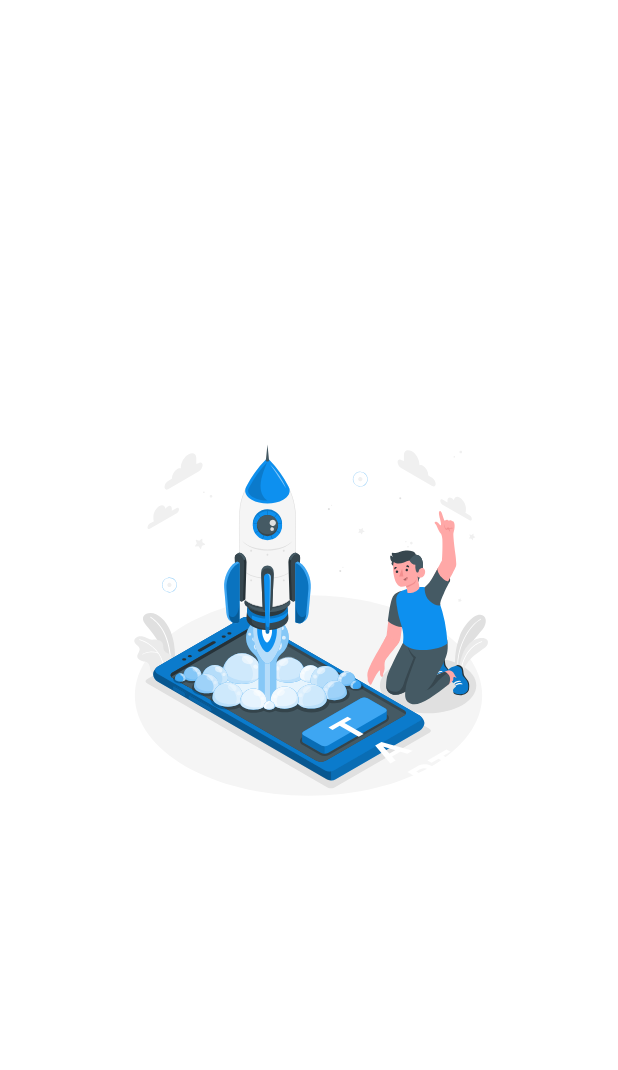
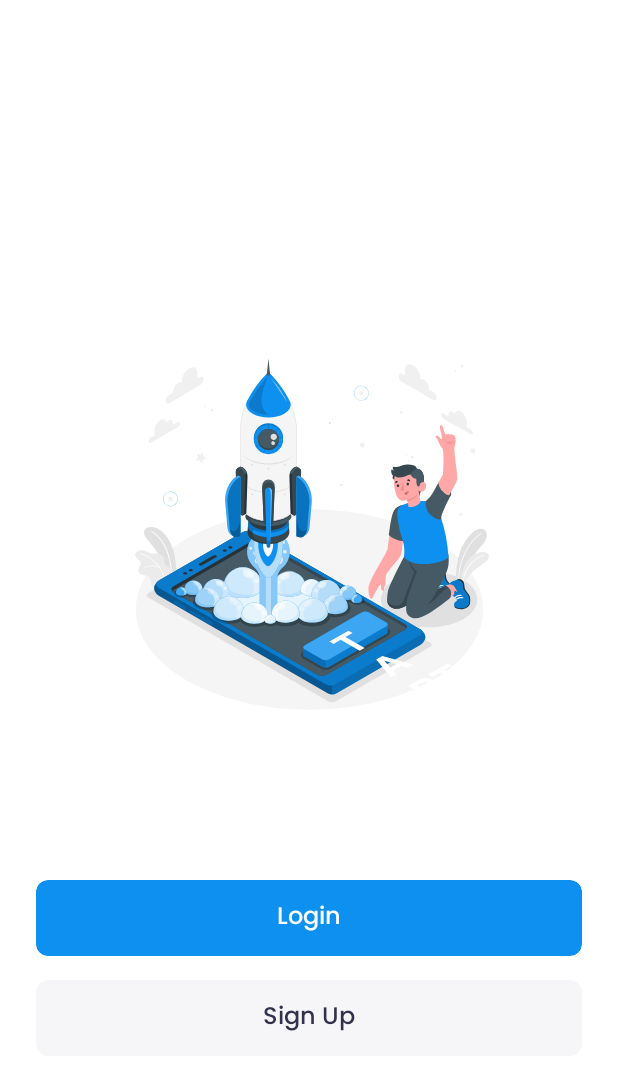
Before and after one commit to mustafo898/baqlajon, an Android app: the fragment AuthFragment shown on its own in the app's theme, on a phone screen of 412 x 824 dp. Shown: the top 1070 px of the screen. Run offline under Robolectric (Android 15) with nearby library versions, the phone set to English and light mode, and no system bars; our stand-ins replace data binding.

Commit message:
login sign in screen ...

```diff
--- a/app/src/main/java/uz/rounded/baqlajon/presentation/ui/start/auth/AuthFragment.kt
+++ b/app/src/main/java/uz/rounded/baqlajon/presentation/ui/start/auth/AuthFragment.kt
@@ -6,6 +6,7 @@ import android.view.LayoutInflater
 import android.view.View
 import android.view.ViewGroup
 import uz.rounded.baqlajon.R
+import uz.rounded.baqlajon.core.extensions.navigate
 import uz.rounded.baqlajon.databinding.FragmentAuthBinding
 import uz.roundedllc.tmkeld.presentation.BaseFragment
 
@@ -17,7 +18,14 @@ class AuthFragment : BaseFragment<FragmentAuthBinding>() {
     ): FragmentAuthBinding = FragmentAuthBinding.inflate(inflater)
 
     override fun created(view: View, savedInstanceState: Bundle?) {
-
+        binding.apply {
+            login.cardView.setOnClickListener {
+                navigate(R.id.action_authFragment_to_loginFragment)
+            }
+            signUp.cardView.setOnClickListener {
+                navigate(R.id.action_authFragment_to_registrationFragment)
+            }
+        }
     }
 
 }
--- a/app/src/main/res/layout/fragment_auth.xml
+++ b/app/src/main/res/layout/fragment_auth.xml
@@ -1,15 +1,41 @@
 <?xml version="1.0" encoding="utf-8"?>
-<LinearLayout xmlns:android="http://schemas.android.com/apk/res/android"
-    xmlns:tools="http://schemas.android.com/tools"
+<layout xmlns:android="http://schemas.android.com/apk/res/android"
+    xmlns:app="http://schemas.android.com/apk/res-auto"
+    xmlns:tools="http://schemas.android.com/tools">
+
+    <androidx.constraintlayout.widget.ConstraintLayout
         android:layout_width="match_parent"
         android:layout_height="match_parent"
         android:background="@color/white"
-    android:gravity="center"
-    android:orientation="vertical"
+        android:paddingHorizontal="24dp"
         tools:context=".presentation.ui.start.auth.AuthFragment">
 
         <ImageView
+            app:layout_constraintVertical_bias="0.4"
             android:layout_width="wrap_content"
             android:layout_height="wrap_content"
-        android:src="@drawable/login_sign" />
-</LinearLayout>
+            android:src="@drawable/login_sign"
+            app:layout_constraintBottom_toBottomOf="parent"
+            app:layout_constraintEnd_toEndOf="parent"
+            app:layout_constraintStart_toStartOf="parent"
+            app:layout_constraintTop_toTopOf="parent" />
+
+        <include
+            android:id="@+id/login"
+            layout="@layout/main_card"
+            android:layout_width="match_parent"
+            android:layout_height="wrap_content"
+            android:layout_marginBottom="16dp"
+            app:layout_constraintBottom_toTopOf="@id/sign_up"
+            app:name="@{@string/login}" />
+
+        <include
+            android:id="@+id/sign_up"
+            layout="@layout/grey_card"
+            android:layout_width="match_parent"
+            android:layout_height="wrap_content"
+            android:layout_marginBottom="120dp"
+            app:layout_constraintBottom_toBottomOf="parent"
+            app:name="@{@string/sign_up}" />
+    </androidx.constraintlayout.widget.ConstraintLayout>
+</layout>
--- /dev/null
+++ b/app/src/main/res/layout/grey_card.xml
@@ -0,0 +1,37 @@
+<?xml version="1.0" encoding="utf-8"?>
+<layout xmlns:android="http://schemas.android.com/apk/res/android"
+    xmlns:app="http://schemas.android.com/apk/res-auto">
+
+    <data>
+
+        <variable
+            name="name"
+            type="String" />
+    </data>
+
+    <com.google.android.material.card.MaterialCardView
+        android:id="@+id/cardView"
+        android:layout_width="match_parent"
+        android:layout_height="wrap_content"
+        app:cardBackgroundColor="@color/grey7"
+        app:cardCornerRadius="8dp"
+        app:cardElevation="0dp">
+
+        <LinearLayout
+            android:layout_width="match_parent"
+            android:layout_height="match_parent"
+            android:gravity="center"
+            android:orientation="vertical">
+
+            <TextView
+                android:layout_width="wrap_content"
+                android:layout_height="wrap_content"
+                android:fontFamily="@font/medium_500"
+                android:paddingVertical="12dp"
+                android:text='@{name}'
+                android:textColor="@color/black2"
+                android:textSize="16sp" />
+        </LinearLayout>
+
+    </com.google.android.material.card.MaterialCardView>
+</layout>
--- /dev/null
+++ b/app/src/main/res/layout/main_card.xml
@@ -0,0 +1,37 @@
+<?xml version="1.0" encoding="utf-8"?>
+<layout xmlns:android="http://schemas.android.com/apk/res/android"
+    xmlns:app="http://schemas.android.com/apk/res-auto">
+
+    <data>
+
+        <variable
+            name="name"
+            type="String" />
+    </data>
+
+    <com.google.android.material.card.MaterialCardView
+        android:id="@+id/cardView"
+        android:layout_width="match_parent"
+        android:layout_height="wrap_content"
+        app:cardBackgroundColor="@color/blue"
+        app:cardCornerRadius="8dp"
+        app:cardElevation="0dp">
+
+        <LinearLayout
+            android:layout_width="match_parent"
+            android:layout_height="match_parent"
+            android:gravity="center"
+            android:orientation="vertical">
+
+            <TextView
+                android:layout_width="wrap_content"
+                android:layout_height="wrap_content"
+                android:fontFamily="@font/medium_500"
+                android:paddingVertical="12dp"
+                android:text='@{name}'
+                android:textColor="@color/white"
+                android:textSize="16sp" />
+        </LinearLayout>
+
+    </com.google.android.material.card.MaterialCardView>
+</layout>
--- a/app/src/main/res/values/colors.xml
+++ b/app/src/main/res/values/colors.xml
@@ -20,8 +20,10 @@
 
     <color name="grey1">#666687</color>
     <color name="grey2">#8E8EA9</color>
+    <color name="grey7">#F6F6F9</color>
 
     <color name="black1">#212134</color>
+    <color name="black2">#32324D</color>
     <color name="black3">#4A4A6A</color>
 
 
--- a/app/src/main/res/values/strings.xml
+++ b/app/src/main/res/values/strings.xml
@@ -4,11 +4,15 @@
     <string name="my_courses">My courses</string>
     <string name="balance">Balance</string>
     <string name="profile">Profile</string>
-    <!-- TODO: Remove or change this placeholder text -->
-    <string name="hello_blank_fragment">Hello blank fragment</string>
+
     <string name="skip">Skip</string>
     <string name="find_your_favorite_course">Find your favorite course</string>
     <string name="learn_with_fun">Learn with fun</string>
     <string name="get_good_results">Get good results</string>
     <string name="sub_label">Our new videos make it easy for you to learn anywhere, there are new videos that will be ready to help you</string>
+
+    <string name="login">Login</string>
+    <string name="sign_up">Sign Up</string>
+    <!-- TODO: Remove or change this placeholder text -->
+    <string name="hello_blank_fragment">Hello blank fragment</string>
 </resources>
```
Also changed, not shown: app/src/main/java/uz/rounded/baqlajon/presentation/MainActivity.kt (+21 -1 lines), app/src/main/java/uz/rounded/baqlajon/presentation/StartActivity.kt (+31 -0 lines), app/src/main/java/uz/rounded/baqlajon/presentation/ui/start/auth/login/LoginFragment.kt (added, +25 -0 lines), app/src/main/java/uz/rounded/baqlajon/presentation/ui/start/auth/register/RegistrationFragment.kt (added, +24 -0 lines), app/src/main/java/uz/rounded/baqlajon/presentation/ui/start/pager/WelcomeFragment.kt (+6 -1 lines), app/src/main/res/drawable/circle_back.xml (added, +13 -0 lines), app/src/main/res/layout/activity_start.xml (+9 -1 lines), app/src/main/res/layout/fragment_login.xml (added, +10 -0 lines), app/src/main/res/layout/fragment_registration.xml (added, +14 -0 lines), app/src/main/res/layout/start_toolbar.xml (added, +46 -0 lines), app/src/main/res/navigation/start_navigation.xml (+18 -1 lines). Lines whose indentation alone changed are shown as unchanged.
